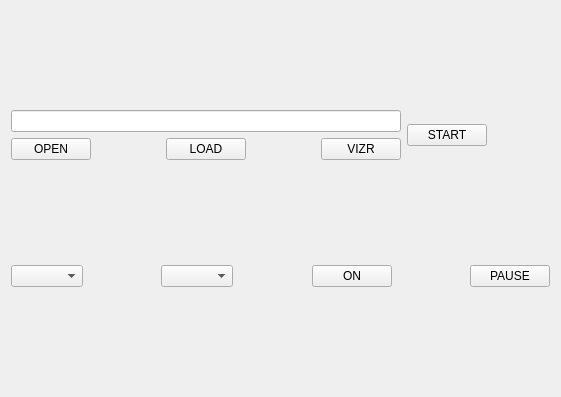
Qt form dragon_visualization/dragon_control_panel/resource/plot.ui (zz19930617/dragon_visualization) before a commit.
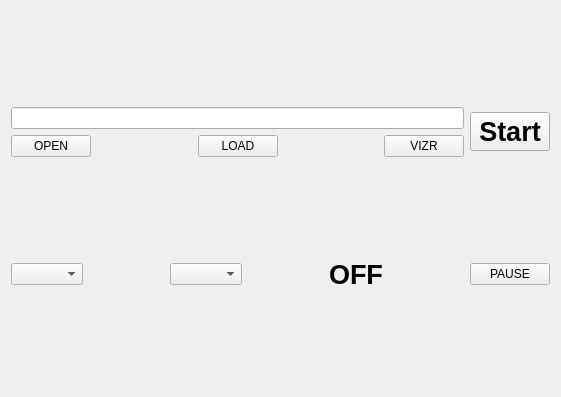
The same form after that commit.

Diff of the .ui file:
```diff
--- a/dragon_visualization/dragon_control_panel/resource/plot.ui
+++ b/dragon_visualization/dragon_control_panel/resource/plot.ui
@@ -43,13 +43,6 @@
        </property>
       </widget>
      </item>
-     <item row="0" column="5" rowspan="2">
-      <widget class="QPushButton" name="pushButton">
-       <property name="text">
-        <string>START</string>
-       </property>
-      </widget>
-     </item>
      <item row="1" column="3">
       <spacer name="horizontalSpacer_5">
        <property name="orientation">
@@ -76,31 +69,19 @@
        </property>
       </spacer>
      </item>
-     <item row="0" column="6">
-      <spacer name="horizontalSpacer_6">
-       <property name="orientation">
-        <enum>Qt::Horizontal</enum>
+     <item row="0" column="5" rowspan="2">
+      <widget class="QPushButton" name="pushButton_start">
+       <property name="font">
+        <font>
+         <pointsize>20</pointsize>
+         <weight>75</weight>
+         <bold>true</bold>
+        </font>
        </property>
-       <property name="sizeHint" stdset="0">
-        <size>
-         <width>40</width>
-         <height>20</height>
-        </size>
+       <property name="text">
+        <string>Start</string>
        </property>
-      </spacer>
-     </item>
-     <item row="1" column="6">
-      <spacer name="horizontalSpacer_7">
-       <property name="orientation">
-        <enum>Qt::Horizontal</enum>
-       </property>
-       <property name="sizeHint" stdset="0">
-        <size>
-         <width>40</width>
-         <height>20</height>
-        </size>
-       </property>
-      </spacer>
+      </widget>
      </item>
     </layout>
    </item>
@@ -142,9 +123,16 @@
       </spacer>
      </item>
      <item>
-      <widget class="QPushButton" name="pushButton_5">
+      <widget class="QLabel" name="label_on">
+       <property name="font">
+        <font>
+         <pointsize>20</pointsize>
+         <weight>75</weight>
+         <bold>true</bold>
+        </font>
+       </property>
        <property name="text">
-        <string>ON</string>
+        <string>OFF</string>
        </property>
       </widget>
      </item>
```
Left out of the diff: 8 changed lines with no effect on the pictures.
